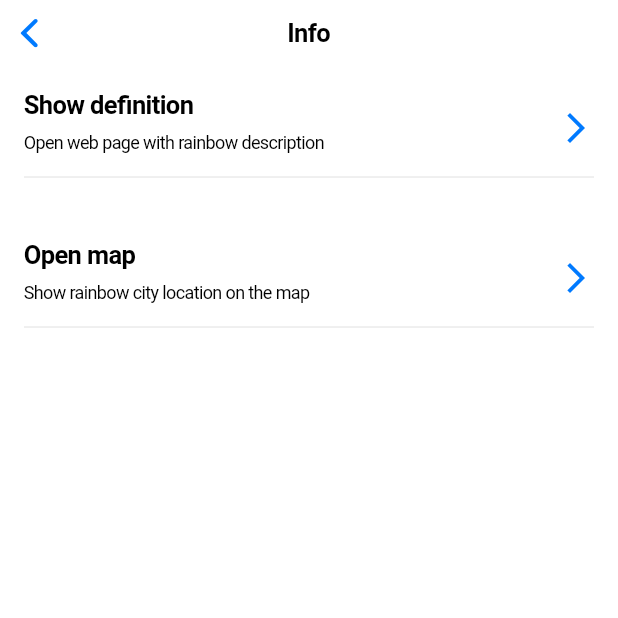
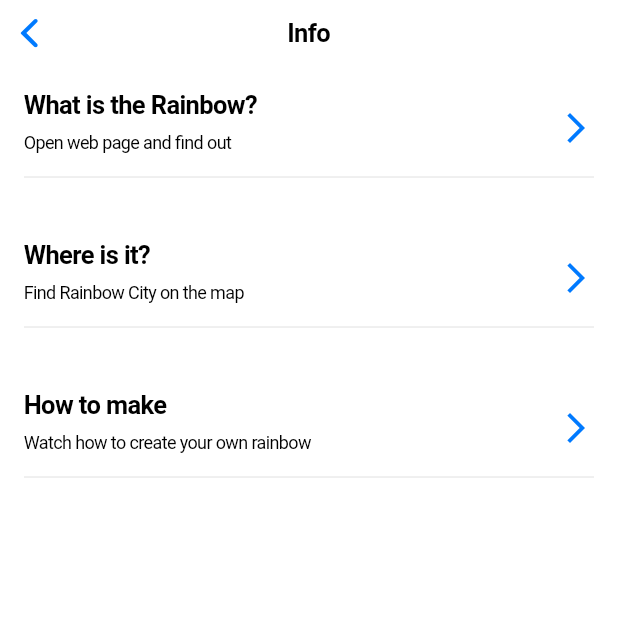
Before and after one commit to vmtvv/fmp, a Flutter app: the InfoPage screen opened directly, on a phone screen of 412 x 824 dp, the top half of it. Run offline on Flutter 3.47's test engine with Material 2 defaults, Android fonts, the phone set to English and light mode, and no system bars; our stand-ins replace google_maps_flutter, webview_flutter; network calls fail.

```diff
--- a/lib/pages/home_page.dart
+++ b/lib/pages/home_page.dart
@@ -3,6 +3,7 @@ import 'package:flutter/material.dart';
 import 'package:fmp/pages/definition_page.dart';
 import 'package:fmp/pages/info_page.dart';
 import 'package:fmp/pages/maker_page.dart';
+import 'package:fmp/pages/map_page.dart';
 import 'package:fmp/pages/photos_page.dart';
 import 'package:fmp/routes/app_routes.dart';
 import 'photo_details_page.dart';
@@ -60,6 +61,8 @@ class _HomePageState extends State<HomePage> {
                 switch (settings.name) {
                   case AppRoutes.definition:
                     return CupertinoPageRoute(builder: (context) => DefinitionPage(title: "Definition"));
+                  case AppRoutes.map:
+                    return CupertinoPageRoute(builder: (context) => MapPage(title: "Rainbow Locator"));
                 }
               },
               builder: (BuildContext context) {
--- a/lib/pages/info_page.dart
+++ b/lib/pages/info_page.dart
@@ -26,10 +26,12 @@ class InfoPage extends StatelessWidget {
         mainAxisAlignment: MainAxisAlignment.start,
         crossAxisAlignment: CrossAxisAlignment.stretch,
         children: <Widget>[
-          _buildNavigationButton(context, "Show definition",
-              "Open web page with rainbow description", AppRoutes.definition),
-          _buildNavigationButton(context, "Open map",
-              "Show rainbow city location on the map", AppRoutes.map),
+          _buildNavigationButton(context, "What is the Rainbow?",
+              "Open web page and find out", AppRoutes.definition),
+          _buildNavigationButton(context, "Where is it?",
+              "Find Rainbow City on the map", AppRoutes.map),
+          _buildNavigationButton(context, "How to make",
+              "Watch how to create your own rainbow", AppRoutes.instruction),
         ],
       ),
     );
--- a/pubspec.yaml
+++ b/pubspec.yaml
@@ -22,6 +22,7 @@ dependencies:
 
   http: ^0.12.0+2
   webview_flutter: ^0.3.21
+  google_maps_flutter: ^0.5.27
 
   # The following adds the Cupertino Icons font to your application.
   # Use with the CupertinoIcons class for iOS style icons.
```
Also changed, not shown: lib/pages/map_page.dart (added, +67 -0 lines), pubspec.lock, 3 other files.
